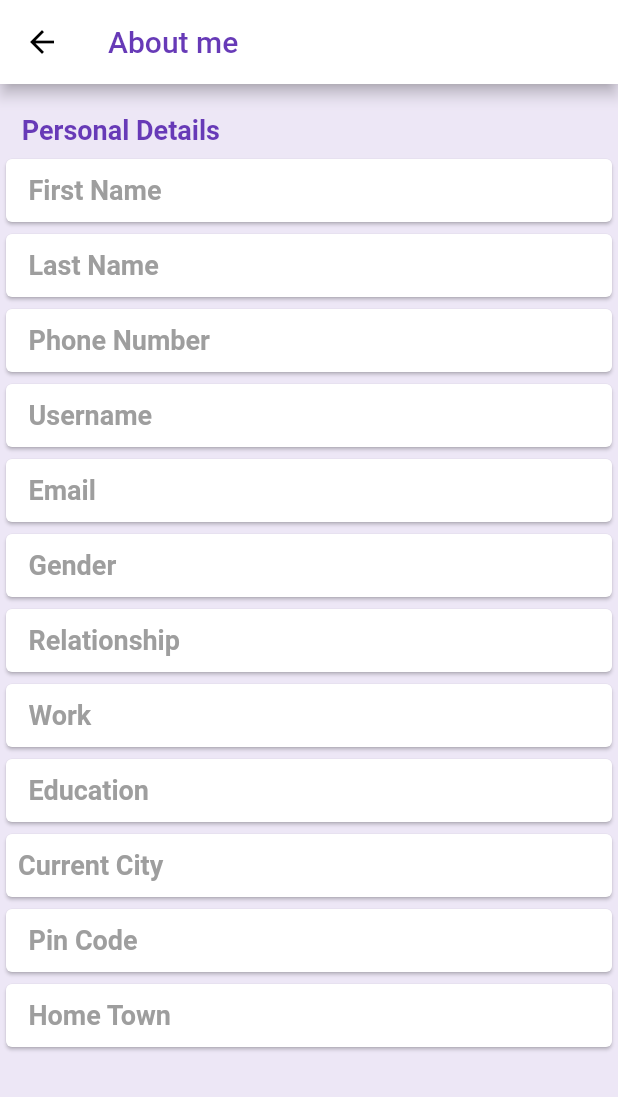
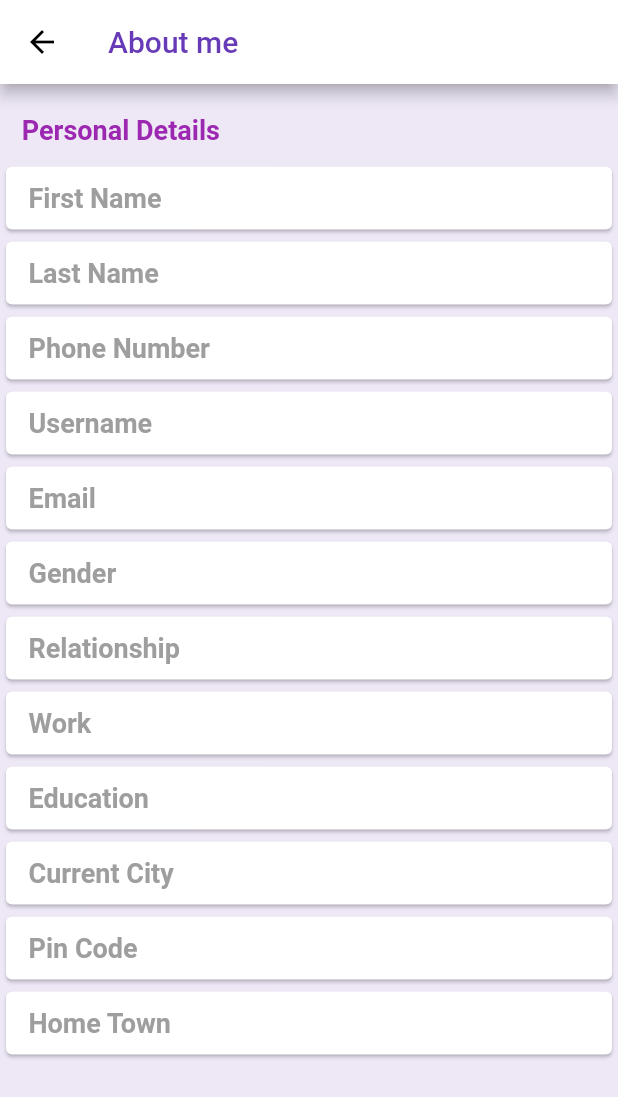
Before and after one commit to roohaani786/Yammerly, a Flutter app: the AboutUser screen opened directly, on a phone screen of 412 x 824 dp. Shown: the top 1097 px of the screen. Run offline on Flutter 3.47's test engine with Material 2 defaults, Android fonts, the phone set to English and light mode, and no system bars; our stand-ins replace cached_network_image, camera, cloud_firestore, firebase_auth, firebase_database, firebase_messaging and 14 more; missing offline and left inert: esys_flutter_share, flutter_facebook_login, flutter_twitter_login, lamp, responsive_layout_builder, thumbnails and 1 more; accounts and stored records are empty; Roboto replaces fonts that are missing (Pacifico).

Commit message:
october 6 changes

```diff
--- a/lib/ui/aboutuser.dart
+++ b/lib/ui/aboutuser.dart
@@ -234,7 +234,7 @@ class _AboutUserState extends State<AboutUser> {
                               " Personal Details",
                               style: TextStyle(
                                 fontSize: 18.0,
-                                color: kPrimaryColor,
+                                color: Colors.purple,
                                 fontWeight: FontWeight.bold,
                                 fontFamily: 'Pacifico',
                               ),
@@ -245,7 +245,7 @@ class _AboutUserState extends State<AboutUser> {
 
 
                         Padding(
-                          padding: const EdgeInsets.only(top: 5.0,left: 0.0),
+                          padding: const EdgeInsets.only(top: 10.0,left: 0.0),
                           child: Column(
                             children: [
                               Container(
@@ -498,7 +498,7 @@ class _AboutUserState extends State<AboutUser> {
                                   child: Row(
                                     children: [
                                       Padding(
-                                        padding: const EdgeInsets.only(left: 8.0),
+                                        padding: const EdgeInsets.only(left: 15.0),
                                         child: Container(
                                           width: 150.0,
                                           child: Text("Current City",style: TextStyle(
--- a/lib/views/tabs/feeds.dart
+++ b/lib/views/tabs/feeds.dart
@@ -485,10 +485,12 @@ class _FeedsPageState extends State<FeedsPage> {
                                       _controller.value = Matrix4.identity();
                                     },
                                     child: FadeInImage(
+
                                       image: NetworkImage(url),
                                       //image: NetworkImage("posts[i].postImage"),
-                                      placeholder: AssetImage("assets/images/loading.gif"),
+                                      placeholder: AssetImage("assets/images/loadingX.gif"),
                                       width: MediaQuery.of(context).size.width,
+
                                     ),
                                   ),
                                 ),
--- a/pubspec.yaml
+++ b/pubspec.yaml
@@ -143,6 +143,7 @@ flutter:
     - assets/icons/login.svg
     - assets/icons/signup.svg
     - assets/icons/twitter.svg
+    - assets/images/loadingX.gif
     - assets/images/1.jpg
     - assets/images/2.jpg
     - assets/images/3.jpg
```
Also changed, not shown: lib/ui/ProfileEdit.dart (+52 -32 lines).
